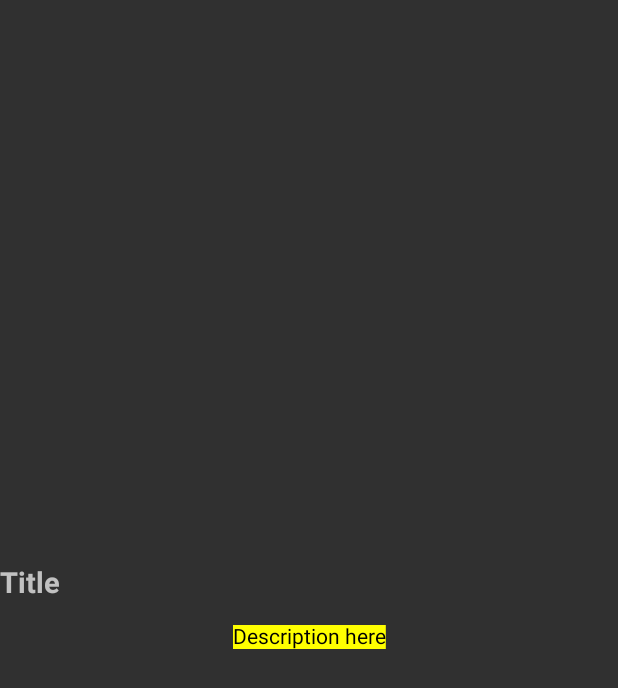
After one commit to PedroFerreiraCJr/android-samples, an Android app: the HTMLActivity screen opened directly, with no data from a screen before it, on a phone screen of 412 x 824 dp. The commit adds this screen. Shown: the top 688 px of the screen. Run offline under Robolectric (Android 15) with nearby library versions, the phone set to English and light mode, and no system bars.

Commit message:
Adição de activity que mostra em um textview HTML.

```diff
--- a/app/src/main/AndroidManifest.xml
+++ b/app/src/main/AndroidManifest.xml
@@ -25,6 +25,8 @@
             android:name=".DragDropActivity" />
         <activity
             android:name=".FloatingActivity" />
+        <activity
+            android:name=".HTMLActivity" />
 
         <!--  Declare FloatingWidget Service over here and set enabled true -->
         <service
--- /dev/null
+++ b/app/src/main/java/br/com/dotofocodex/simple_v1/HTMLActivity.java
@@ -0,0 +1,25 @@
+package br.com.dotofocodex.simple_v1;
+
+import android.os.Build;
+import android.os.Bundle;
+import android.support.v7.app.AppCompatActivity;
+import android.text.Html;
+import android.widget.TextView;
+
+public class HTMLActivity extends AppCompatActivity {
+
+    @Override
+    protected void onCreate(Bundle savedInstanceState) {
+        super.onCreate(savedInstanceState);
+        setContentView(R.layout.activity_html);
+
+        String html = "<h2 class=\"align-center\">Title</h2><br><p class=\"align-center\" style=\"background-color: yellow; color: #000000; text-align: center;\">Description here</p>";
+
+        TextView tv = findViewById(R.id.textview_html);
+        if (Build.VERSION.SDK_INT >= Build.VERSION_CODES.N) {
+            tv.setText(Html.fromHtml(html, Html.FROM_HTML_MODE_COMPACT));
+        } else {
+            tv.setText(Html.fromHtml(html));
+        }
+    }
+}
--- a/app/src/main/java/br/com/dotofocodex/simple_v1/MainActivity.java
+++ b/app/src/main/java/br/com/dotofocodex/simple_v1/MainActivity.java
@@ -116,6 +116,10 @@ public class MainActivity extends AppCompatActivity {
                         ActivityCompat.requestPermissions(this, CALL_PHONE_PERMISSION, 9);
                     }
                 }
+                return true;
+            }
+            case R.id.html_act: {
+                startActivity(new Intent(MainActivity.this, HTMLActivity.class));
                 return true;
             }
         }
--- /dev/null
+++ b/app/src/main/res/layout/activity_html.xml
@@ -0,0 +1,15 @@
+<?xml version="1.0" encoding="utf-8"?>
+<LinearLayout xmlns:android="http://schemas.android.com/apk/res/android"
+    android:id="@+id/main_content"
+    android:layout_width="match_parent"
+    android:layout_height="match_parent"
+    android:orientation="vertical"
+    android:gravity="center_vertical">
+
+    <TextView
+        android:id="@+id/textview_html"
+        android:layout_width="match_parent"
+        android:layout_height="wrap_content"
+        android:text="If this text is show, is because it fails"/>
+
+</LinearLayout>
--- a/app/src/main/res/menu/main_activity_options_menu.xml
+++ b/app/src/main/res/menu/main_activity_options_menu.xml
@@ -22,4 +22,8 @@
         android:id="@+id/make_a_call_act"
         android:title="Make a Call" />
 
+    <item
+        android:id="@+id/html_act"
+        android:title="Html" />
+
 </menu>
```
